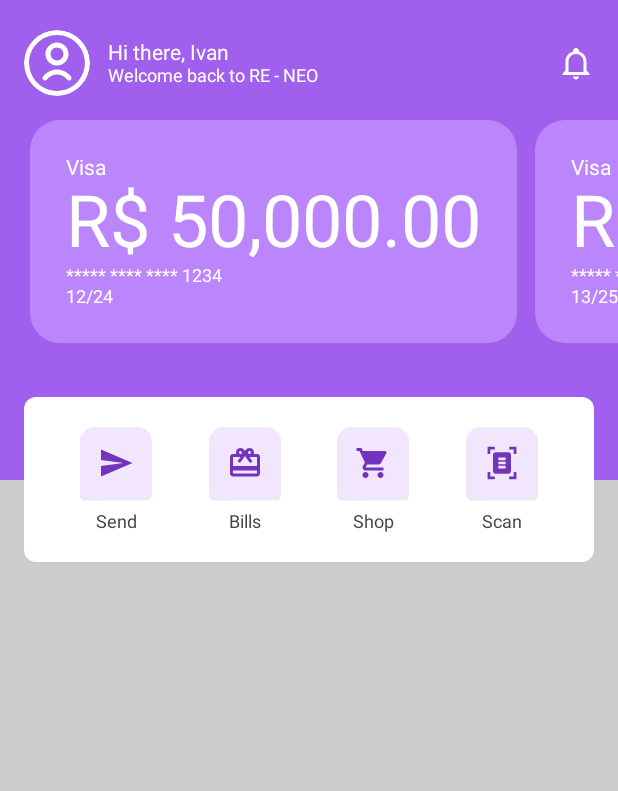
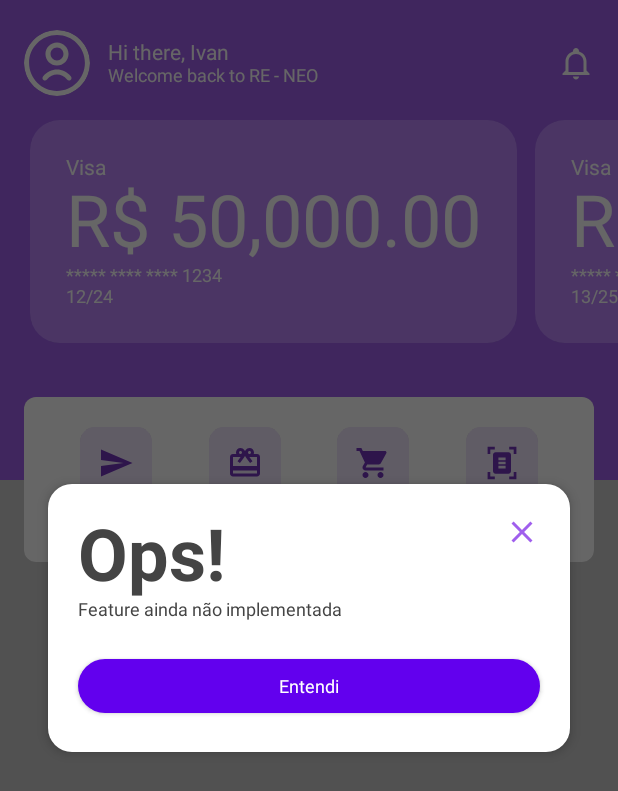
Before and after one commit to ivanmcardoso/ComposeTest, an Android app built with Jetpack Compose: the screen it shows after launch (MainActivity), after a tap on "Bills", on a phone screen of 412 x 824 dp. Shown: the top 791 px of the screen. Run offline under Robolectric (Android 15) with nearby library versions, the phone set to English and light mode, and no system bars; our stand-ins replace accompanist, constraintlayout-compose.

Commit message:
fix viewmodel

```diff
--- a/app/src/main/java/com/example/composetest/ui/mainscreen/MainScreen.kt
+++ b/app/src/main/java/com/example/composetest/ui/mainscreen/MainScreen.kt
@@ -7,6 +7,7 @@ import androidx.compose.foundation.lazy.items
 import androidx.compose.material.Surface
 import androidx.compose.runtime.Composable
 import androidx.compose.runtime.LaunchedEffect
+import androidx.compose.runtime.remember
 import androidx.compose.ui.Modifier
 import androidx.compose.ui.graphics.Color
 import androidx.compose.ui.layout.layoutId
@@ -31,7 +32,8 @@ fun PreviewHeader() {
 }
 
 @Composable
-fun MainScreen(navController: NavController, viewModel: MainScreenViewModel = MainScreenViewModel()) {
+fun MainScreen(navController: NavController) {
+    val viewModel: MainScreenViewModel = remember { MainScreenViewModel() }
     LaunchedEffect(Unit) {
         viewModel.loadCardList()
     }
--- a/app/src/main/java/com/example/composetest/ui/mainscreen/components/HomeMenu.kt
+++ b/app/src/main/java/com/example/composetest/ui/mainscreen/components/HomeMenu.kt
@@ -6,6 +6,8 @@ import androidx.compose.foundation.layout.*
 import androidx.compose.foundation.shape.RoundedCornerShape
 import androidx.compose.material.Card
 import androidx.compose.runtime.Composable
+import androidx.compose.runtime.mutableStateOf
+import androidx.compose.runtime.remember
 import androidx.compose.ui.Alignment
 import androidx.compose.ui.Modifier
 import androidx.compose.ui.draw.clip
@@ -20,6 +22,7 @@ import androidx.navigation.compose.rememberNavController
 import com.example.composetest.MainActivity
 import com.example.composetest.R
 import com.example.composetest.theme.Caption
+import com.example.composetest.util.CustomDialog
 
 @Preview
 @Composable
@@ -29,6 +32,7 @@ fun HomeMenuPreview() {
 
 @Composable
 fun HomeMenu(navController: NavController) {
+    val openDialog = remember { mutableStateOf(false) }
     Card(
         elevation = 4.dp,
         backgroundColor = colorResource(id = R.color.white),
@@ -51,16 +55,28 @@ fun HomeMenu(navController: NavController) {
             MenuListItem(
                 painter = painterResource(id = R.drawable.ic_card_giftcard_black_36),
                 message = "Bills"
-            )
+            ){
+                openDialog.value = true
+            }
             MenuListItem(
                 painter = painterResource(id = R.drawable.ic_shopping_cart_black_36),
                 message = "Shop"
-            )
+            ){
+                openDialog.value = true
+            }
             MenuListItem(
                 painter = painterResource(id = R.drawable.ic_document_scanner_black_36),
                 message = "Scan"
-            )
+            ){
+                openDialog.value = true
+            }
         }
+    }
+    if (openDialog.value){
+        CustomDialog(title = "Ops!", message ="Feature ainda não implementada" , buttonText = "Entendi", onButtonClick = { openDialog.value = !openDialog.value }) {
+            openDialog.value = !openDialog.value
+    }
+
     }
 }
 
--- /dev/null
+++ b/app/src/main/java/com/example/composetest/util/CustomDialog.kt
@@ -0,0 +1,92 @@
+package com.example.composetest.util
+
+import androidx.compose.foundation.clickable
+import androidx.compose.foundation.layout.*
+import androidx.compose.foundation.shape.RoundedCornerShape
+import androidx.compose.material.Button
+import androidx.compose.material.Card
+import androidx.compose.material.Icon
+import androidx.compose.runtime.Composable
+import androidx.compose.ui.Alignment
+import androidx.compose.ui.Modifier
+import androidx.compose.ui.res.colorResource
+import androidx.compose.ui.res.painterResource
+import androidx.compose.ui.tooling.preview.Preview
+import androidx.compose.ui.unit.dp
+import androidx.compose.ui.window.Dialog
+import com.example.composetest.R
+import com.example.composetest.theme.Caption
+import com.example.composetest.theme.Title1
+import com.example.composetest.theme.Title2
+
+@Preview
+@Composable
+fun PreviewCustomDialog() {
+    CustomDialogCard(
+        title = "Sed ut perspicia unde omnis is",
+        message = "Lorem ipsum dolor sit amet, consectetur adipiscing elit, sed do eiusmod tempor incididunt ut labore et dolore magna aliqua. Ut enim ad minim.",
+        "Entendi",
+        {},
+        {})
+}
+
+@Composable
+fun CustomDialog(
+    title: String,
+    message: String,
+    buttonText: String,
+    onButtonClick: () -> Unit,
+    onDismiss: () -> Unit
+) {
+    Dialog(onDismissRequest = onDismiss) {
+        CustomDialogCard(title, message, buttonText, onButtonClick, onDismiss)
+    }
+}
+
+@Composable
+private fun CustomDialogCard(
+    title: String,
+    message: String,
+    buttonText: String,
+    onButtonClick: () -> Unit,
+    onDismiss: () -> Unit
+) {
+    Card(
+        elevation = 4.dp,
+        shape = RoundedCornerShape(16.dp),
+        modifier = Modifier
+            .padding(horizontal = 20.dp)
+            .fillMaxWidth()
+            .padding(12.dp)
+    ) {
+        Column(modifier = Modifier.padding(20.dp)) {
+            Row(
+                modifier = Modifier.fillMaxWidth(),
+                verticalAlignment = Alignment.Top,
+                horizontalArrangement = Arrangement.SpaceBetween
+            ) {
+                Box(modifier = Modifier.weight(1f)){
+                    Title1.Focus(text = title)
+                }
+                Icon(
+                    painter = painterResource(id = R.drawable.ic_baseline_close_24),
+                    contentDescription = "close",
+                    tint = colorResource(id = R.color.color_primary),
+                    modifier = Modifier
+                        .clickable { onDismiss() }
+                )
+
+            }
+            Caption(message)
+            Button(
+                onClick = onButtonClick,
+                shape = RoundedCornerShape(100.dp),
+                modifier = Modifier
+                    .padding(top = 20.dp)
+                    .fillMaxWidth()
+            ) {
+                Caption.Light(text = buttonText)
+            }
+        }
+    }
+}
--- /dev/null
+++ b/app/src/main/res/drawable/ic_baseline_close_24.xml
@@ -0,0 +1,10 @@
+<vector xmlns:android="http://schemas.android.com/apk/res/android"
+    android:width="24dp"
+    android:height="24dp"
+    android:viewportWidth="24"
+    android:viewportHeight="24"
+    android:tint="?attr/colorControlNormal">
+  <path
+      android:fillColor="@android:color/white"
+      android:pathData="M19,6.41L17.59,5 12,10.59 6.41,5 5,6.41 10.59,12 5,17.59 6.41,19 12,13.41 17.59,19 19,17.59 13.41,12z"/>
+</vector>
```
